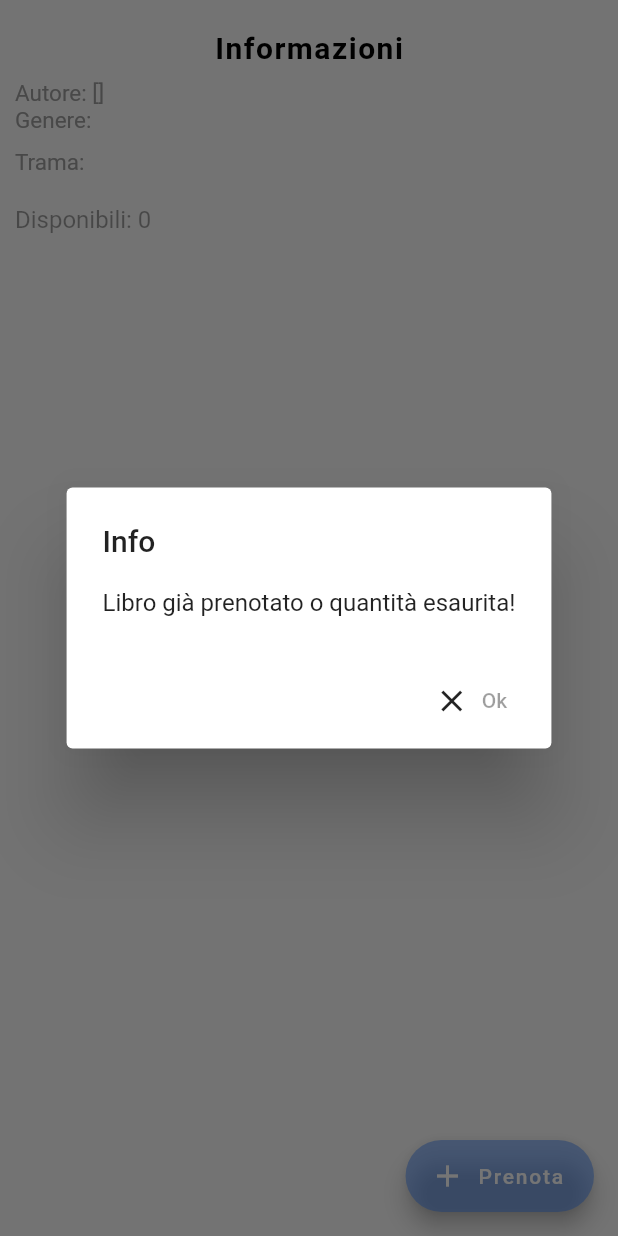
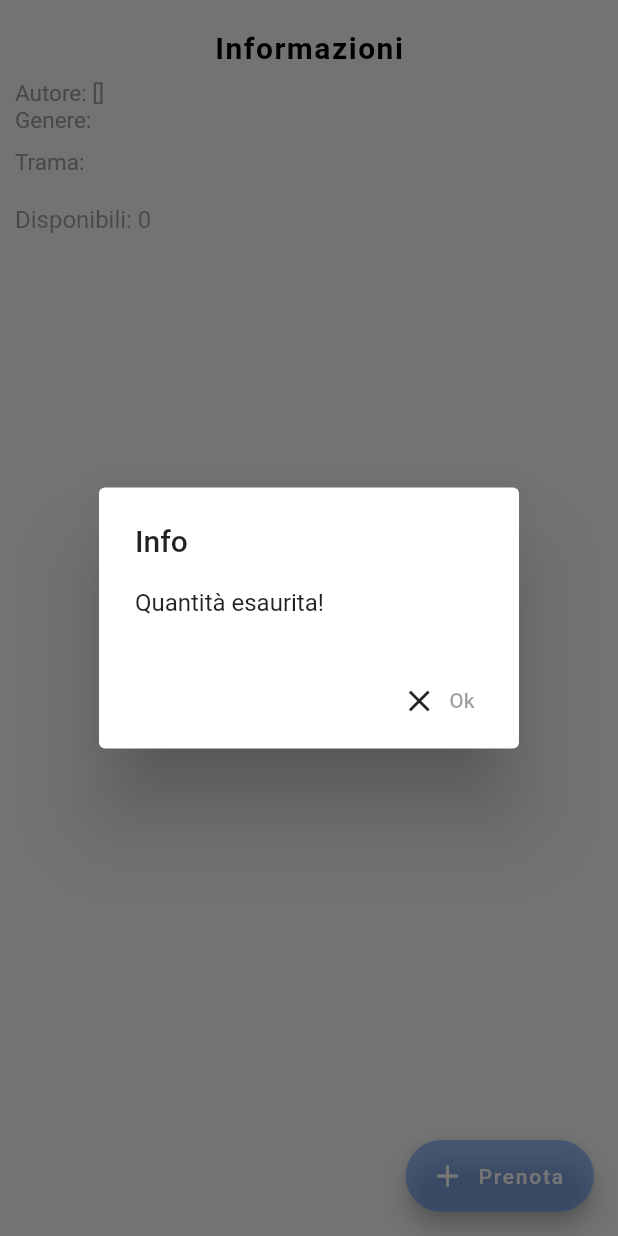
Before and after one commit to popooff/library-frontend, a Flutter app: the BookDescription screen opened directly with empty values, after a tap on "Prenota", on a phone screen of 412 x 824 dp. Run offline on Flutter 3.47's test engine with Material 2 defaults, Android fonts, the phone set to English and light mode, and no system bars; our stand-ins replace flutter_login, shared_preferences; missing offline and left inert: crypt; accounts and stored records are empty; Roboto replaces fonts that are missing (Montserrat).

Commit message:
Fix della route e quantità.

```diff
--- a/lib/views/home_page.dart
+++ b/lib/views/home_page.dart
@@ -25,8 +25,6 @@ class _HomeState extends State<Home> {
   @override
   Widget build(BuildContext context) {
 
-    // La get viene richiamata ogni volta che si cambia pagina e si ritorna nella home.
-    // TODO la quantita non cambia quando nel momento in cui prenoto un libro e rimango nella stessa pagina
     return Container(
       color: Colors.white,
 
--- a/lib/widgets/book_description.dart
+++ b/lib/widgets/book_description.dart
@@ -7,7 +7,7 @@ import '../services/rest_api/reservation_api.dart';
 class BookDescription extends StatelessWidget {
 
   final Book book;
-  // TODO aggiungere un array con tutti i libri prenotati.
+
 
   BookDescription({
     @required this.book,
@@ -93,7 +93,7 @@ class BookDescription extends StatelessWidget {
       floatingActionButton: FloatingActionButton.extended(
         onPressed: () {
 
-          if (book.quantity > 0 /* && non presente nell'array */) {
+          if (book.quantity > 0) {
             ReservationApi().addReservation(ReservationApi().getUserId(), book.id);
             Navigator.pushNamedAndRemoveUntil(context, '/initial', (route) => false);
 
@@ -102,7 +102,7 @@ class BookDescription extends StatelessWidget {
                 context: context,
                 builder: (_) => AlertDialog(
                     title: Text("Info"),
-                    content: Text("Libro già prenotato o quantità esaurita!"),
+                    content: Text("Quantità esaurita!"),
                     actions: [
                       FlatButton.icon(
                         onPressed: () {
```
